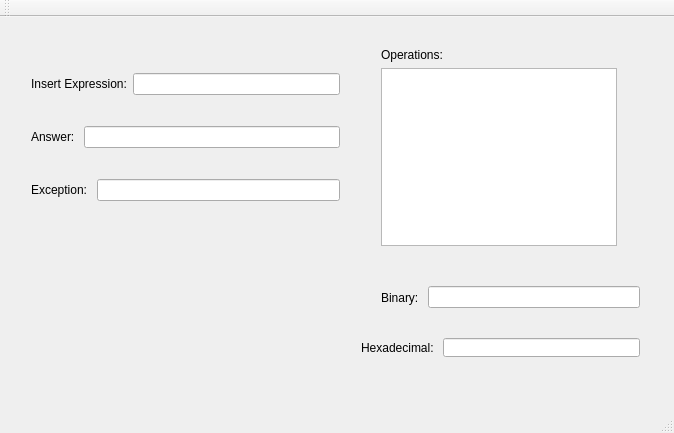
The window that mainwindow.ui (A-deLuna/Shunting-yard-calculator) describes before a commit, drawn with Qt 5.
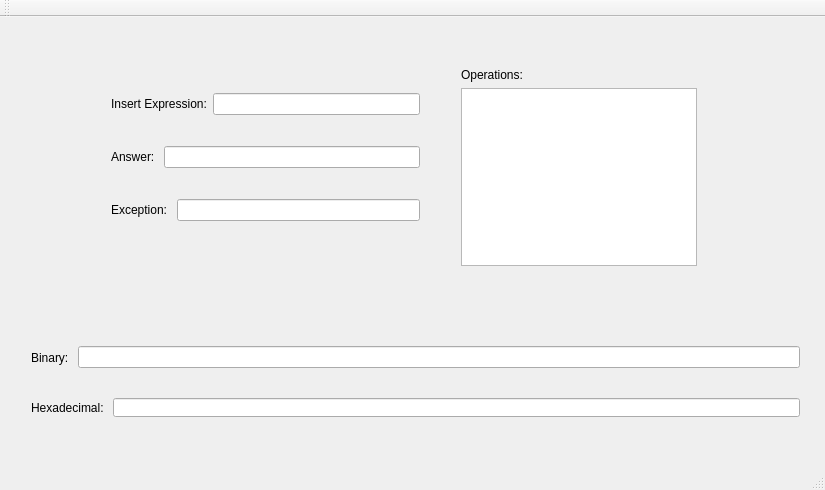
The same window after the commit.

```diff
--- a/mainwindow.ui
+++ b/mainwindow.ui
@@ -6,19 +6,19 @@
    <rect>
     <x>0</x>
     <y>0</y>
-    <width>674</width>
-    <height>433</height>
+    <width>825</width>
+    <height>490</height>
    </rect>
   </property>
   <property name="windowTitle">
    <string>MainWindow</string>
   </property>
   <widget class="QWidget" name="centralWidget">
-   <widget class="QWidget" name="">
+   <widget class="QWidget" name="layoutWidget">
     <property name="geometry">
      <rect>
-      <x>370</x>
-      <y>20</y>
+      <x>450</x>
+      <y>40</y>
       <width>258</width>
       <height>220</height>
      </rect>
@@ -36,11 +36,11 @@
      </item>
     </layout>
    </widget>
-   <widget class="QWidget" name="">
+   <widget class="QWidget" name="layoutWidget">
     <property name="geometry">
      <rect>
-      <x>20</x>
-      <y>20</y>
+      <x>100</x>
+      <y>40</y>
       <width>331</width>
       <height>201</height>
      </rect>
@@ -90,12 +90,12 @@
      </item>
     </layout>
    </widget>
-   <widget class="QWidget" name="">
+   <widget class="QWidget" name="layoutWidget">
     <property name="geometry">
      <rect>
-      <x>370</x>
-      <y>250</y>
-      <width>281</width>
+      <x>20</x>
+      <y>310</y>
+      <width>791</width>
       <height>61</height>
      </rect>
     </property>
@@ -112,12 +112,12 @@
      </item>
     </layout>
    </widget>
-   <widget class="QWidget" name="">
+   <widget class="QWidget" name="layoutWidget">
     <property name="geometry">
      <rect>
-      <x>350</x>
-      <y>310</y>
-      <width>301</width>
+      <x>20</x>
+      <y>370</y>
+      <width>791</width>
       <height>41</height>
      </rect>
     </property>
```
Left out of the diff: 17 changed lines with no effect on the pictures.
